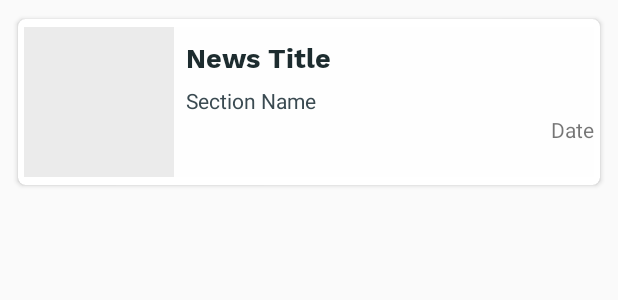
After one commit to codekeyz/gharage-android, an Android app: the layout news_card_one.xml on its own in the app's theme, with its tools: preview values and no code run, on a phone screen of 412 x 824 dp. The commit adds this screen. Shown: the top 300 px of the screen. Run offline under Robolectric (Android 15) with nearby library versions, the phone set to English and light mode, and no system bars.

Commit message:
Fixed up UI

```diff
--- a/app/src/main/res/layout/activity_news.xml
+++ b/app/src/main/res/layout/activity_news.xml
@@ -2,6 +2,7 @@
 <android.support.design.widget.CoordinatorLayout xmlns:android="http://schemas.android.com/apk/res/android"
     xmlns:app="http://schemas.android.com/apk/res-auto"
     xmlns:tools="http://schemas.android.com/tools"
+    android:id="@+id/parentNewsLayout"
     android:layout_width="match_parent"
     android:layout_height="match_parent"
     tools:context=".ui.news.NewsActivity">
--- /dev/null
+++ b/app/src/main/res/layout/news_card_one.xml
@@ -0,0 +1,75 @@
+<?xml version="1.0" encoding="utf-8"?>
+<android.support.v7.widget.CardView xmlns:android="http://schemas.android.com/apk/res/android"
+    xmlns:app="http://schemas.android.com/apk/res-auto"
+    xmlns:tools="http://schemas.android.com/tools"
+    android:id="@+id/story_card"
+    android:layout_margin="@dimen/vertical_padding"
+    android:layout_width="match_parent"
+    android:layout_height="wrap_content"
+    app:cardCornerRadius="5dp"
+    app:cardUseCompatPadding="true">
+
+    <RelativeLayout
+        android:layout_height="wrap_content"
+        android:layout_marginStart="4dp"
+        android:layout_marginTop="5dp"
+        android:layout_marginEnd="4dp"
+        android:layout_marginBottom="5dp"
+        android:layout_width="match_parent"
+        android:background="#FEFEFE">
+
+        <!-- ImageView for news story thumbnail image -->
+        <android.support.v7.widget.AppCompatImageView
+            android:id="@+id/post_image"
+            android:layout_width="100dp"
+            android:layout_height="100dp"
+            android:background="@color/light_gray_no_image"
+            android:contentDescription="@string/story_image_con_desc"
+            android:scaleType="centerCrop" />
+
+        <!-- News story information container -->
+        <LinearLayout
+            android:layout_height="wrap_content"
+            android:layout_width="match_parent"
+            android:layout_alignParentTop="true"
+            android:layout_marginStart="@dimen/vertical_padding"
+            android:layout_toEndOf="@id/post_image"
+            android:orientation="vertical">
+
+            <!-- News title -->
+            <TextView
+                android:layout_marginTop="10dp"
+                android:id="@+id/news_title"
+                style="@style/news_title"
+                android:maxLines="2"
+                android:ellipsize="marquee"
+                android:layout_width="wrap_content"
+                android:layout_height="wrap_content"
+                tools:text="News Title" />
+
+            <!-- News section -->
+            <TextView
+                android:id="@+id/news_desc"
+                android:layout_marginTop="5dp"
+                style="?android:textAppearanceSmall"
+                android:layout_width="wrap_content"
+                android:layout_height="wrap_content"
+                android:textColor="#3A4A51"
+                android:maxLines="3"
+                android:ellipsize="marquee"
+                tools:text="Section Name" />
+
+            <!-- Date when the news was published -->
+            <TextView
+                android:id="@+id/news_date"
+                style="?android:textAppearanceSmall"
+                android:layout_width="wrap_content"
+                android:layout_height="wrap_content"
+                android:layout_gravity="end"
+                tools:text="Date" />
+
+        </LinearLayout>
+
+    </RelativeLayout>
+
+</android.support.v7.widget.CardView>
--- a/app/src/main/res/values/colors.xml
+++ b/app/src/main/res/values/colors.xml
@@ -3,4 +3,5 @@
     <color name="colorPrimary">#008577</color>
     <color name="colorPrimaryDark">#00574B</color>
     <color name="colorAccent">#D81B60</color>
+    <color name="light_gray_no_image">#98DFDFDF</color>
 </resources>
--- a/app/src/main/res/values/dimens.xml
+++ b/app/src/main/res/values/dimens.xml
@@ -1,3 +1,5 @@
 <resources>
     <dimen name="fab_margin">16dp</dimen>
+    <dimen name="vertical_padding">8dp</dimen>
+
 </resources>
--- a/app/src/main/res/values/strings.xml
+++ b/app/src/main/res/values/strings.xml
@@ -1,4 +1,5 @@
 <resources>
     <string name="app_name">Gharage News</string>
     <string name="action_settings">Settings</string>
+    <string name="story_image_con_desc">News Image</string>
 </resources>
--- a/app/src/main/res/values/styles.xml
+++ b/app/src/main/res/values/styles.xml
@@ -17,4 +17,9 @@
 
     <style name="AppTheme.PopupOverlay" parent="ThemeOverlay.AppCompat.Light" />
 
+    <style name="news_title" parent="@android:style/TextAppearance.Medium">
+        <item name="android:textColor">#1D2C2F</item>
+        <item name="android:fontFamily">@font/worksans_bold</item>
+    </style>
+
 </resources>
```
Also changed, not shown: app/src/main/res/font/worksans_bold.ttf (added).
